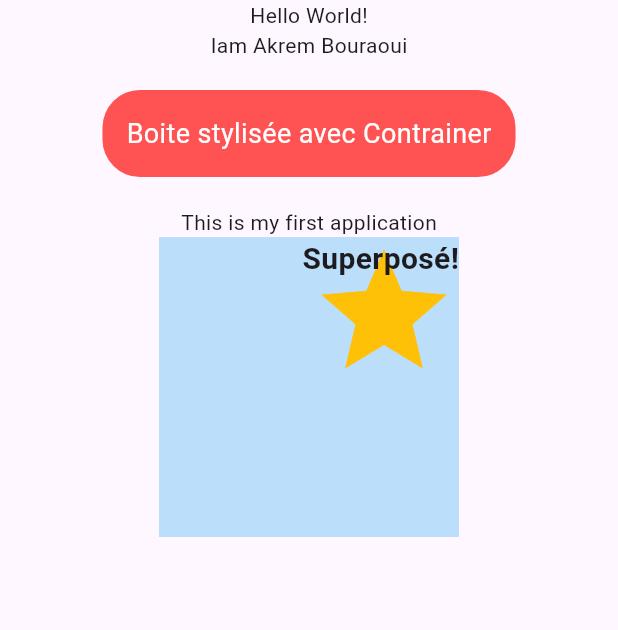
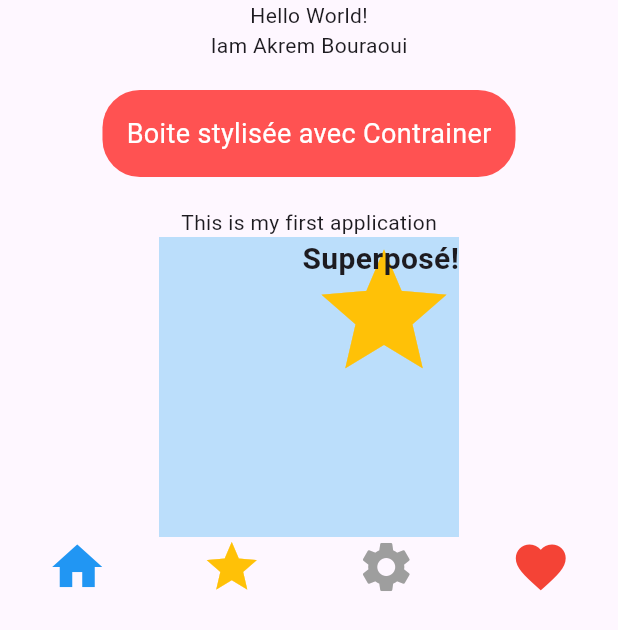
Before and after one commit to AkremBouraoui/flutter_app_widgets_base, a Flutter app: the screen it shows after launch, on a phone screen of 412 x 824 dp. Shown: the top 630 px of the screen. Run offline on Flutter 3.47's test engine with Material 3 defaults, Android fonts, the phone set to English and light mode, and no system bars.

Commit message:
étape 5 : Ajouter une Row avec des icones

```diff
--- a/lib/main.dart
+++ b/lib/main.dart
@@ -39,6 +39,16 @@ class MainApp extends StatelessWidget {
                     style: TextStyle(fontSize: 20,fontWeight: FontWeight.bold),
                   )
                 ],
+              ),
+              Row(
+                mainAxisAlignment: MainAxisAlignment.spaceAround,
+                crossAxisAlignment: CrossAxisAlignment.center,
+                children: [
+                  Icon(Icons.home,color: Colors.blue, size: 40),
+                  Icon(Icons.star, color: Colors.amber, size: 40),
+                  Icon(Icons.settings,color: Colors.grey,size: 40),
+                  Icon(Icons.favorite,color: Colors.red, size: 40),
+                ],
               )
             ],
         ),
```
